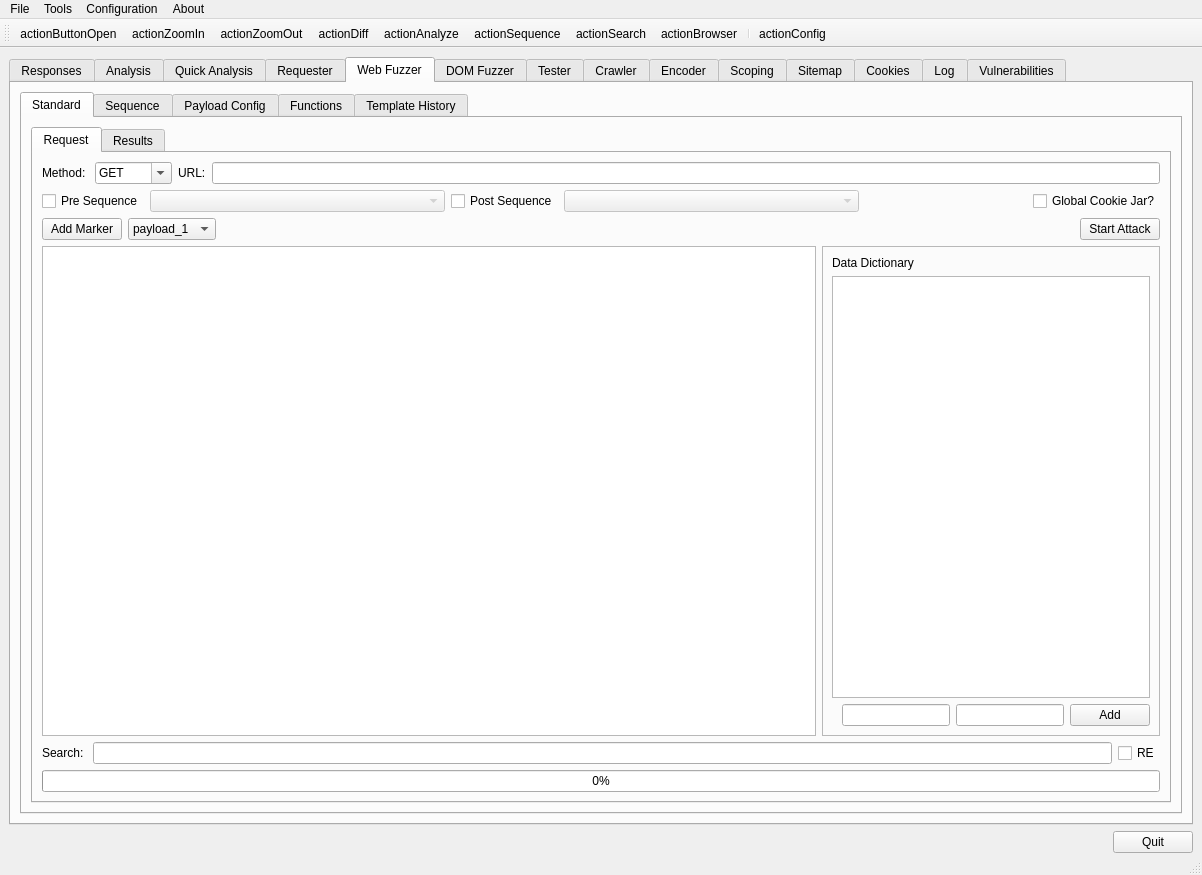
The window that branches/raft3/ui/RaftMain.ui (RAFTDevTeam/raft) describes before a commit, drawn with Qt 5.
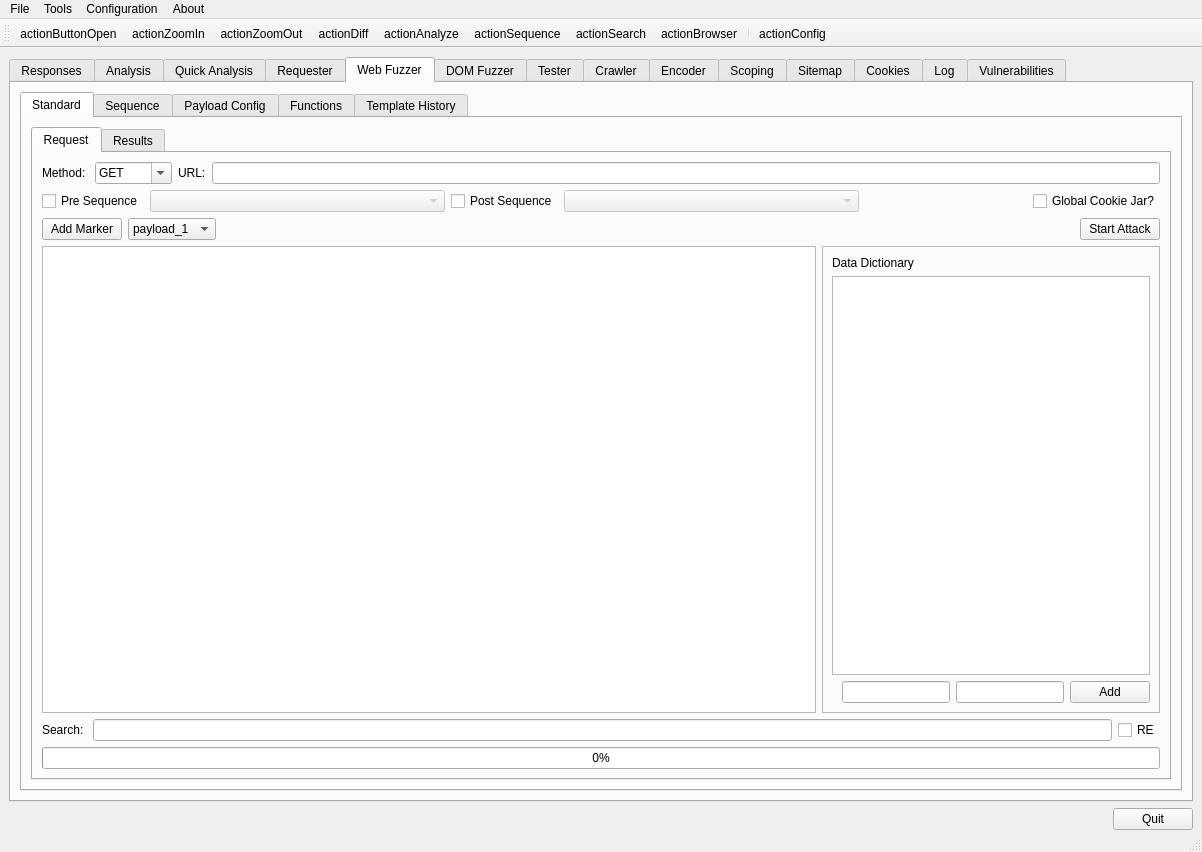
The same window after the commit. The open tabs and pages were chosen to show the change. Icons and pictures are not drawn. Custom widgets are drawn as their Qt base class.

Diff of the .ui file:
```diff
--- a/branches/raft3/ui/RaftMain.ui
+++ b/branches/raft3/ui/RaftMain.ui
@@ -7,7 +7,7 @@
     <x>0</x>
     <y>0</y>
     <width>1202</width>
-    <height>875</height>
+    <height>852</height>
    </rect>
   </property>
   <property name="windowTitle">
@@ -999,7 +999,7 @@
                       </widget>
                      </item>
                      <item>
-                      <widget class="QTableView" name="wfDataDictionaryDataTable">
+                      <widget class="QTableWidget" name="wfDataDictionaryDataTable">
                        <property name="sizePolicy">
                         <sizepolicy hsizetype="Minimum" vsizetype="Expanding">
                          <horstretch>0</horstretch>
```
